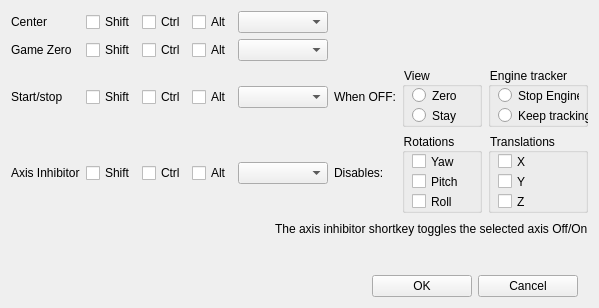
This is FaceTrackNoIR/FTNoIR_KeyboardShortcuts.ui in aavendan/facetracknoir as Qt 5 draws it before an edit. The edited form follows.
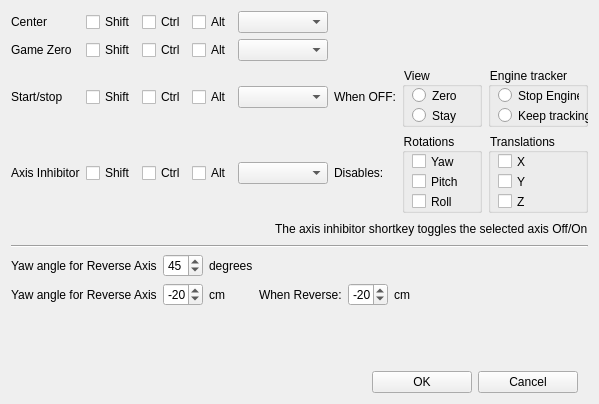
This is the edited form. Icons and pictures are not drawn.

Commit message: Fiddling with Reverse Axis: UI.

Patch:
```diff
--- a/FaceTrackNoIR/FTNoIR_KeyboardShortcuts.ui
+++ b/FaceTrackNoIR/FTNoIR_KeyboardShortcuts.ui
@@ -7,7 +7,7 @@
     <x>0</x>
     <y>0</y>
     <width>558</width>
-    <height>308</height>
+    <height>404</height>
    </rect>
   </property>
   <property name="windowTitle">
@@ -551,6 +551,130 @@
      </item>
     </layout>
    </item>
+   <item>
+    <widget class="Line" name="line">
+     <property name="orientation">
+      <enum>Qt::Horizontal</enum>
+     </property>
+    </widget>
+   </item>
+   <item>
+    <layout class="QHBoxLayout" name="horizontalLayout_5">
+     <item>
+      <layout class="QGridLayout" name="gridLayout_2">
+       <item row="1" column="1">
+        <widget class="QLabel" name="lblYawAngle4ReverseAxis">
+         <property name="text">
+          <string>Yaw angle for Reverse Axis</string>
+         </property>
+        </widget>
+       </item>
+       <item row="1" column="2">
+        <widget class="QSpinBox" name="spinYawAngle4ReverseAxis">
+         <property name="maximumSize">
+          <size>
+           <width>40</width>
+           <height>16777215</height>
+          </size>
+         </property>
+         <property name="maximum">
+          <number>90</number>
+         </property>
+         <property name="value">
+          <number>45</number>
+         </property>
+        </widget>
+       </item>
+       <item row="1" column="7">
+        <spacer name="horizontalSpacer_4">
+         <property name="orientation">
+          <enum>Qt::Horizontal</enum>
+         </property>
+         <property name="sizeHint" stdset="0">
+          <size>
+           <width>40</width>
+           <height>20</height>
+          </size>
+         </property>
+        </spacer>
+       </item>
+       <item row="1" column="3">
+        <widget class="QLabel" name="lblYawAngle4ReverseAxisEgu">
+         <property name="text">
+          <string>degrees</string>
+         </property>
+        </widget>
+       </item>
+       <item row="2" column="1">
+        <widget class="QLabel" name="lblZ_Pos4ReverseAxis">
+         <property name="text">
+          <string>Yaw angle for Reverse Axis</string>
+         </property>
+        </widget>
+       </item>
+       <item row="2" column="2">
+        <widget class="QSpinBox" name="spinZ_Pos4ReverseAxis">
+         <property name="maximumSize">
+          <size>
+           <width>40</width>
+           <height>16777215</height>
+          </size>
+         </property>
+         <property name="minimum">
+          <number>-50</number>
+         </property>
+         <property name="maximum">
+          <number>50</number>
+         </property>
+         <property name="value">
+          <number>-20</number>
+         </property>
+        </widget>
+       </item>
+       <item row="2" column="3">
+        <widget class="QLabel" name="lblZ_Pos4ReverseAxisEgu">
+         <property name="text">
+          <string>cm</string>
+         </property>
+        </widget>
+       </item>
+       <item row="2" column="4">
+        <widget class="QLabel" name="label_7">
+         <property name="text">
+          <string>When Reverse:</string>
+         </property>
+        </widget>
+       </item>
+       <item row="2" column="5">
+        <widget class="QSpinBox" name="spinZ_PosWhenReverseAxis">
+         <property name="maximumSize">
+          <size>
+           <width>40</width>
+           <height>16777215</height>
+          </size>
+         </property>
+         <property name="minimum">
+          <number>-50</number>
+         </property>
+         <property name="maximum">
+          <number>50</number>
+         </property>
+         <property name="value">
+          <number>-20</number>
+         </property>
+        </widget>
+       </item>
+       <item row="2" column="6">
+        <widget class="QLabel" name="lblZ_PosWhenReverseAxisEgu">
+         <property name="text">
+          <string>cm</string>
+         </property>
+        </widget>
+       </item>
+      </layout>
+     </item>
+    </layout>
+   </item>
    <item>
     <spacer name="verticalSpacer">
      <property name="orientation">
```
The commit also changes 1 other file.
